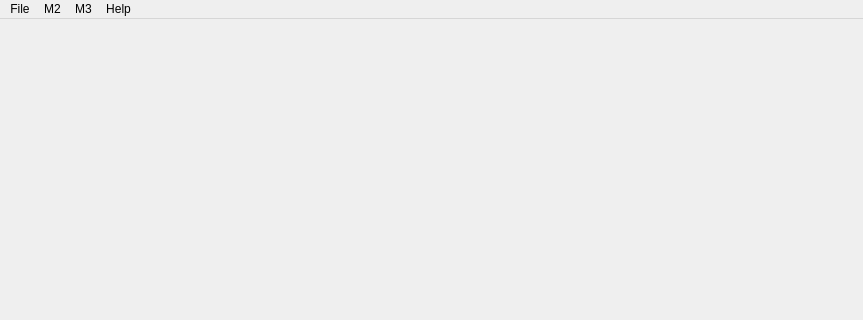
The window that main.ui (Natsik/S_Ch_Imaging) describes before a commit, drawn with Qt 5; both pictures show x 0 to 863 and y 0 to 320 of the 863 by 557 pixel window.
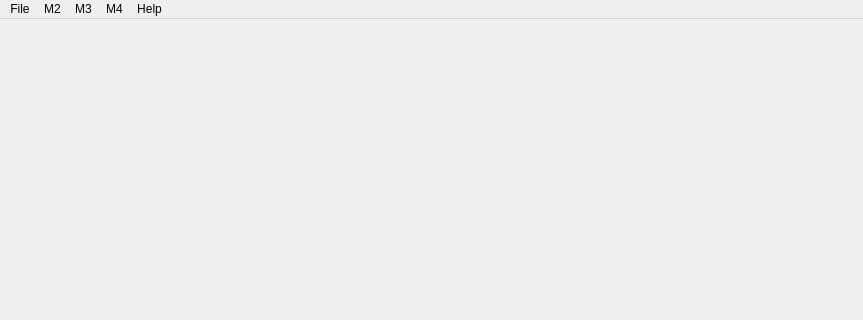
The same window after the commit.

```diff
--- a/main.ui
+++ b/main.ui
@@ -82,9 +82,18 @@
     <addaction name="actionBlur"/>
     <addaction name="actionSharpen"/>
    </widget>
+   <widget class="QMenu" name="menuM4">
+    <property name="title">
+     <string>M4</string>
+    </property>
+    <addaction name="actionWhite_noise"/>
+    <addaction name="actionDust"/>
+    <addaction name="actionGrid"/>
+   </widget>
    <addaction name="menuFile"/>
    <addaction name="menuFilters"/>
    <addaction name="menuM3"/>
+   <addaction name="menuM4"/>
    <addaction name="menuHelp"/>
   </widget>
   <widget class="QStatusBar" name="statusbar"/>
```
Left out of the diff: 15 changed lines with no effect on the pictures.
